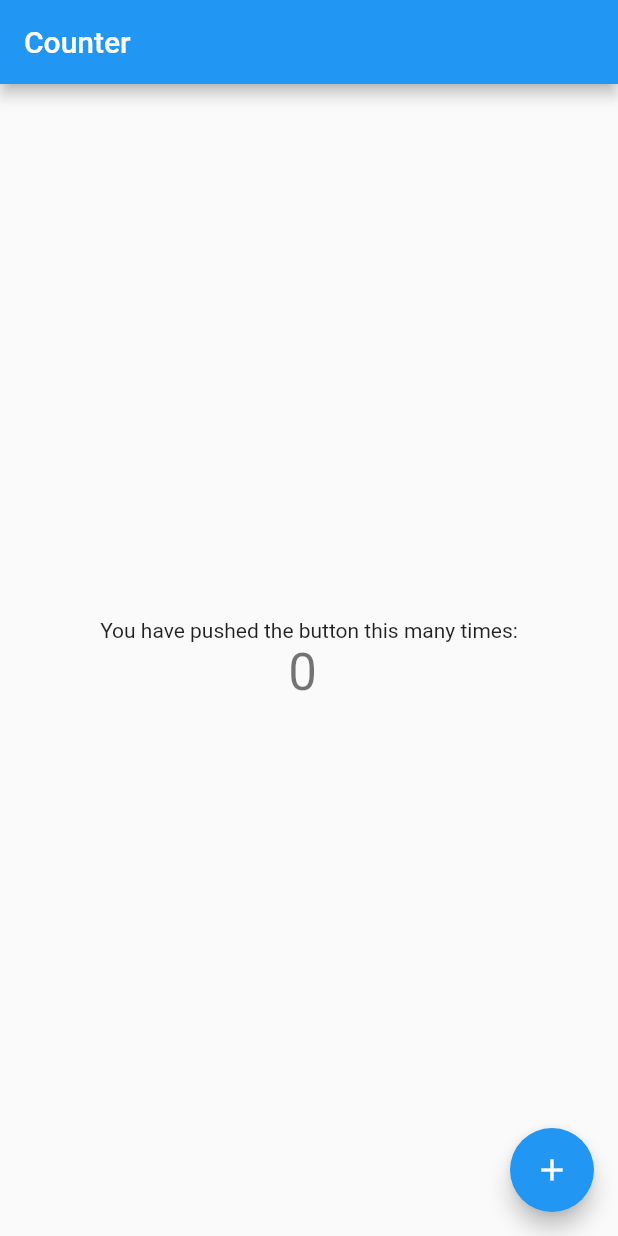
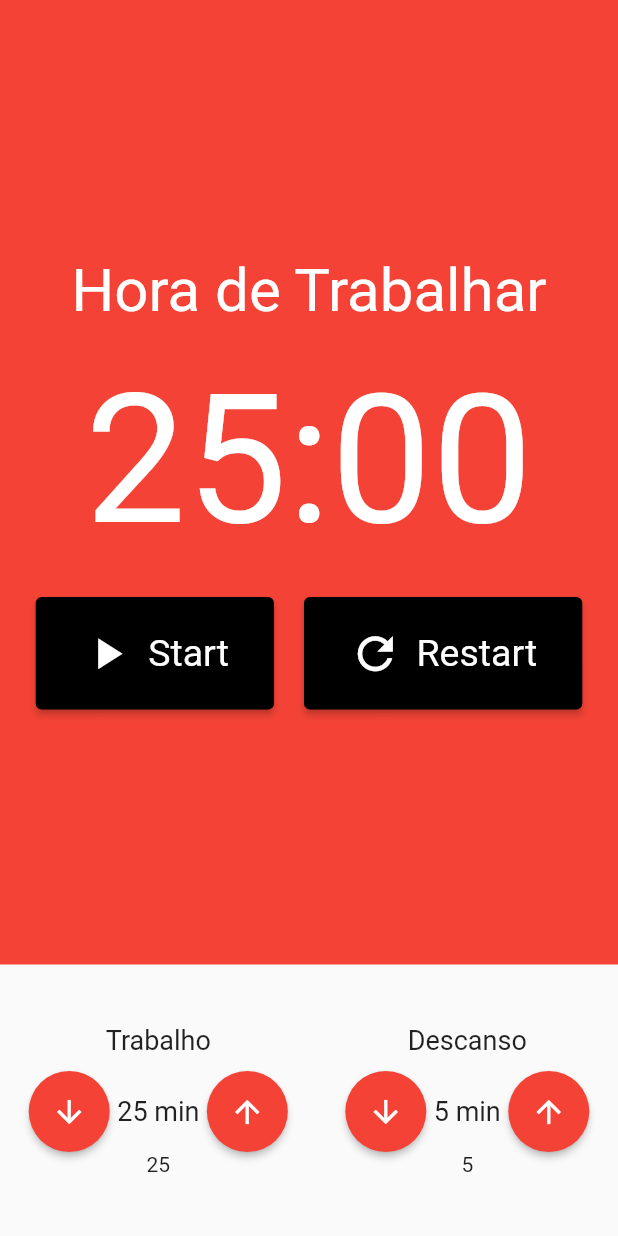
Before and after one commit to leobtt/udy_pomodoro_mobx, a Flutter app: the screen it shows after launch, on a phone screen of 412 x 824 dp. Run offline on Flutter 3.47's test engine with Material 2 defaults, Android fonts, the phone set to English and light mode, and no system bars; our stand-ins replace mobx; generated files the repository leaves out were written again.

Commit message:
feat: layout

```diff
--- /dev/null
+++ b/lib/components/entry_time.dart
@@ -0,0 +1,65 @@
+import 'package:flutter/material.dart';
+
+class EntryTime extends StatelessWidget {
+  final String title;
+  final int value;
+
+  const EntryTime({
+    Key? key,
+    required this.title,
+    required this.value,
+  }) : super(key: key);
+
+  @override
+  Widget build(BuildContext context) {
+    return Column(
+      children: [
+        Text(
+          title,
+          style: const TextStyle(
+            fontSize: 18,
+          ),
+        ),
+        const SizedBox(height: 10),
+        Row(
+          mainAxisAlignment: MainAxisAlignment.center,
+          children: [
+            ElevatedButton(
+              onPressed: () {},
+              style: ElevatedButton.styleFrom(
+                shape: const CircleBorder(),
+                padding: const EdgeInsets.all(15),
+                backgroundColor: Colors.red,
+              ),
+              child: const Icon(
+                Icons.arrow_downward,
+                color: Colors.white,
+              ),
+            ),
+            Text(
+              '$value min',
+              style: TextStyle(
+                fontSize: 18,
+              ),
+            ),
+            ElevatedButton(
+              onPressed: () {},
+              style: ElevatedButton.styleFrom(
+                shape: const CircleBorder(),
+                padding: const EdgeInsets.all(15),
+                backgroundColor: Colors.red,
+              ),
+              child: const Icon(
+                Icons.arrow_upward,
+                color: Colors.white,
+              ),
+            ),
+          ],
+        ),
+        Text(
+          value.toString(),
+        ),
+      ],
+    );
+  }
+}
--- /dev/null
+++ b/lib/components/stopwatch.dart
@@ -0,0 +1,50 @@
+import 'package:flutter/material.dart';
+import 'package:udy_promodoro_mobx/components/stopwatch_button.dart';
+
+class Stopwatch extends StatelessWidget {
+  const Stopwatch({Key? key}) : super(key: key);
+
+  @override
+  Widget build(BuildContext context) {
+    return Container(
+        color: Colors.red,
+        child: Column(
+          mainAxisAlignment: MainAxisAlignment.center,
+          children: [
+            const Text(
+              'Hora de Trabalhar',
+              style: TextStyle(
+                fontSize: 40,
+                color: Colors.white,
+              ),
+            ),
+            const SizedBox(height: 20),
+            const Text(
+              '25:00',
+              style: TextStyle(
+                fontSize: 120,
+                color: Colors.white,
+              ),
+            ),
+            const SizedBox(height: 20),
+            Row(
+              mainAxisAlignment: MainAxisAlignment.center,
+              children: const [
+                Padding(
+                  padding: EdgeInsets.only(right: 10),
+                  child: StopwatchButton(text: 'Start', icon: Icons.play_arrow),
+                ),
+                // Padding(
+                //   padding: EdgeInsets.only(right: 10),
+                //   child: StopwatchButton(text: 'Stop', icon: Icons.stop),
+                // ),
+                Padding(
+                    padding: const EdgeInsets.only(left: 10),
+                    child:
+                        StopwatchButton(text: 'Restart', icon: Icons.refresh)),
+              ],
+            )
+          ],
+        ));
+  }
+}
--- /dev/null
+++ b/lib/components/stopwatch_button.dart
@@ -0,0 +1,31 @@
+import 'package:flutter/material.dart';
+
+class StopwatchButton extends StatelessWidget {
+  final String text;
+  final IconData icon;
+
+  const StopwatchButton({Key? key, required this.text, required this.icon})
+      : super(key: key);
+
+  @override
+  Widget build(BuildContext context) {
+    return ElevatedButton(
+      onPressed: () {},
+      style: ElevatedButton.styleFrom(
+        backgroundColor: Colors.black,
+        padding: const EdgeInsets.symmetric(
+          horizontal: 30,
+          vertical: 20,
+        ),
+        textStyle: const TextStyle(fontSize: 25),
+      ),
+      child: Row(
+        children: [
+          Icon(icon, size: 35),
+          const SizedBox(width: 10),
+          Text(text),
+        ],
+      ),
+    );
+  }
+}
--- a/lib/main.dart
+++ b/lib/main.dart
@@ -1,6 +1,5 @@
 import 'package:flutter/material.dart';
-import 'package:flutter_mobx/flutter_mobx.dart';
-import './store/count.store.dart';
+import 'package:udy_promodoro_mobx/pages/pomodoro.dart';
 
 void main() {
   runApp(const MyApp());
@@ -8,65 +7,15 @@ void main() {
 
 class MyApp extends StatelessWidget {
   const MyApp({super.key});
-
-  // This widget is the root of your application.
   @override
   Widget build(BuildContext context) {
     return MaterialApp(
-      title: 'Flutter Demo',
+      title: 'Pomodoro',
+      debugShowCheckedModeBanner: false,
       theme: ThemeData(
-        // This is the theme of your application.
-        //
-        // Try running your application with "flutter run". You'll see the
-        // application has a blue toolbar. Then, without quitting the app, try
-        // changing the primarySwatch below to Colors.green and then invoke
-        // "hot reload" (press "r" in the console where you ran "flutter run",
-        // or simply save your changes to "hot reload" in a Flutter IDE).
-        // Notice that the counter didn't reset back to zero; the application
-        // is not restarted.
         primarySwatch: Colors.blue,
       ),
-      home: MyHomePage(),
+      home: const Pomodoro(),
     );
   }
 }
-
-class MyHomePage extends StatelessWidget {
-  MyHomePage({super.key});
-
-  CountStore store = CountStore();
-
-  @override
-  Widget build(BuildContext context) {
-    return Scaffold(
-      appBar: AppBar(
-        // Here we take the value from the MyHomePage object that was created by
-        // the App.build method, and use it to set our appbar title.
-        title: const Text('Counter'),
-      ),
-      body: Center(
-        child: Column(
-          mainAxisAlignment: MainAxisAlignment.center,
-          children: <Widget>[
-            const Text(
-              'You have pushed the button this many times:',
-            ),
-            Observer(
-              builder: (_) {
-                return Text(
-                  '${store.counter} ',
-                  style: Theme.of(context).textTheme.headline4,
-                );
-              },
-            ),
-          ],
-        ),
-      ),
-      floatingActionButton: FloatingActionButton(
-        onPressed: store.increment,
-        tooltip: 'Increment',
-        child: const Icon(Icons.add),
-      ), // This trailing comma makes auto-formatting nicer for build methods.
-    );
-  }
-}
--- /dev/null
+++ b/lib/pages/pomodoro.dart
@@ -0,0 +1,29 @@
+import 'package:flutter/material.dart';
+import 'package:udy_promodoro_mobx/components/entry_time.dart';
+import 'package:udy_promodoro_mobx/components/stopwatch.dart';
+
+class Pomodoro extends StatelessWidget {
+  const Pomodoro({Key? key}) : super(key: key);
+
+  @override
+  Widget build(BuildContext context) {
+    return Scaffold(
+      body: Column(
+        crossAxisAlignment: CrossAxisAlignment.stretch,
+        children: [
+          Expanded(child: const Stopwatch()),
+          Padding(
+            padding: const EdgeInsets.symmetric(vertical: 40),
+            child: Row(
+              mainAxisAlignment: MainAxisAlignment.spaceAround,
+              children: const [
+                EntryTime(title: 'Trabalho', value: 25),
+                EntryTime(title: 'Descanso', value: 5),
+              ],
+            ),
+          )
+        ],
+      ),
+    );
+  }
+}
```
